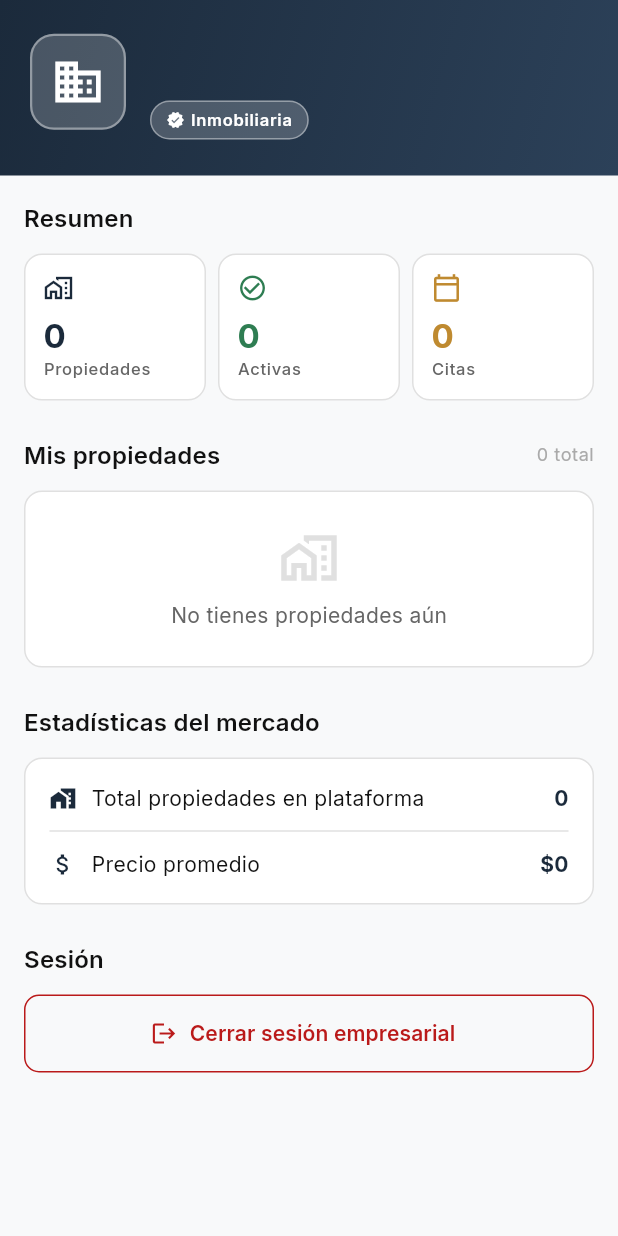
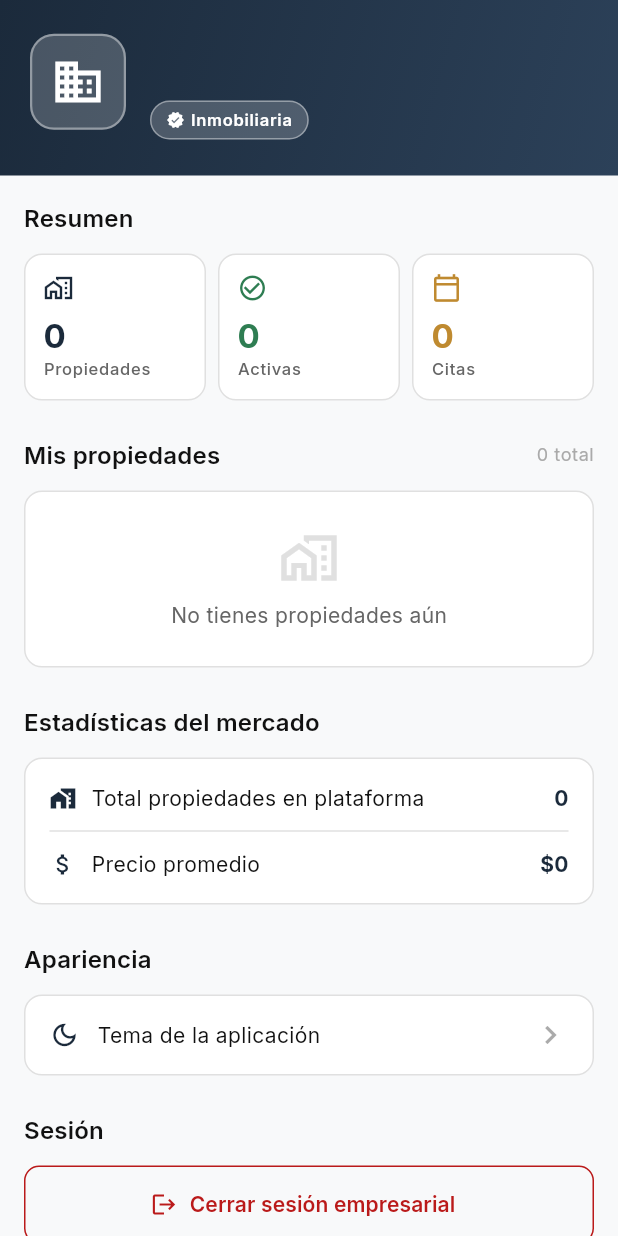
Before and after one commit to Terreneitorr/homematch, a Flutter app: the AgencyProfileView screen opened directly, on a phone screen of 412 x 824 dp. Run offline on Flutter 3.47's test engine with Material 3 defaults, Android fonts, the phone set to English and light mode, and no system bars; our stand-ins replace cached_network_image, device_preview, dio, firebase_core, firebase_messaging, flutter_secure_storage and 4 more; missing offline and left inert: flutter_stripe; accounts and stored records are empty; network calls fail.

```diff
--- a/lib/features/auth/data/datasources/auth_remote_datasource.dart
+++ b/lib/features/auth/data/datasources/auth_remote_datasource.dart
@@ -2,6 +2,7 @@ import 'package:google_sign_in/google_sign_in.dart';
 import 'package:dio/dio.dart';
 import '../../../../core/network/dio_client.dart';
 import '../models/user_model.dart';
+import 'package:flutter/foundation.dart';
 
 abstract class AuthRemoteDataSource {
   Future<UserModel> loginWithGoogle({String role});
@@ -17,6 +18,7 @@ class AuthRemoteDataSourceImpl implements AuthRemoteDataSource {
 
   final GoogleSignIn _googleSignIn = GoogleSignIn(
     serverClientId: '578896202911-4fhr5j0fffmkgeh9kcqng1b6gug125jl.apps.googleusercontent.com',
+    clientId: kIsWeb ? '578896202911-5b6qomkqo72eg1vdh472gbkns03rpfp1.apps.googleusercontent.com' : null,
     scopes: ['email', 'profile'],
   );
 
--- a/lib/features/favorites/presentation/views/favorites_view.dart
+++ b/lib/features/favorites/presentation/views/favorites_view.dart
@@ -47,8 +47,8 @@ class FavoritesView extends StatelessWidget {
       )
           : GridView.builder(
         padding: const EdgeInsets.all(16),
-        gridDelegate: const SliverGridDelegateWithFixedCrossAxisCount(
-          crossAxisCount: 2,
+        gridDelegate: const SliverGridDelegateWithMaxCrossAxisExtent(
+          maxCrossAxisExtent: 200,
           crossAxisSpacing: 12,
           mainAxisSpacing: 12,
           childAspectRatio: 0.62,
--- a/lib/features/profile/presentation/views/agency_profile_view.dart
+++ b/lib/features/profile/presentation/views/agency_profile_view.dart
@@ -2,6 +2,7 @@ import 'package:flutter/material.dart';
 import 'package:google_fonts/google_fonts.dart';
 import 'package:provider/provider.dart';
 import '../../../../core/network/dio_client.dart';
+import '../../../../core/theme/theme_selector_sheet.dart';
 import '../../../auth/presentation/viewmodels/auth_viewmodel.dart';
 
 class AgencyProfileView extends StatefulWidget {
@@ -330,6 +331,40 @@ class _AgencyProfileViewState extends State<AgencyProfileView> {
                     ),
                     const SizedBox(height: 24),
 
+                    // Apariencia
+                    Text('Apariencia', style: theme.textTheme.titleMedium),
+                    const SizedBox(height: 12),
+                    InkWell(
+                      onTap: () => showThemeSelectorSheet(context),
+                      borderRadius: BorderRadius.circular(12),
+                      child: Container(
+                        padding: const EdgeInsets.symmetric(
+                            horizontal: 16, vertical: 14),
+                        decoration: BoxDecoration(
+                          color: theme.colorScheme.surfaceContainerLowest,
+                          borderRadius: BorderRadius.circular(12),
+                          border: Border.all(
+                              color: theme.colorScheme.outlineVariant),
+                        ),
+                        child: Row(
+                          children: [
+                            Icon(Icons.dark_mode_outlined,
+                                size: 20, color: theme.colorScheme.primary),
+                            const SizedBox(width: 12),
+                            Expanded(
+                              child: Text(
+                                'Tema de la aplicación',
+                                style: theme.textTheme.bodyMedium,
+                              ),
+                            ),
+                            Icon(Icons.chevron_right,
+                                color: theme.colorScheme.outline),
+                          ],
+                        ),
+                      ),
+                    ),
+                    const SizedBox(height: 24),
+
                     // Sesión
                     Text('Sesión', style: theme.textTheme.titleMedium),
                     const SizedBox(height: 12),
--- a/lib/features/search/presentation/views/search_view.dart
+++ b/lib/features/search/presentation/views/search_view.dart
@@ -181,8 +181,8 @@ class _SearchViewState extends State<SearchView> {
             ) : GridView.builder(
               padding: const EdgeInsets.symmetric(horizontal: 16),
               gridDelegate:
-              const SliverGridDelegateWithFixedCrossAxisCount(
-                crossAxisCount: 2,
+              const SliverGridDelegateWithMaxCrossAxisExtent(
+                maxCrossAxisExtent: 200,
                 crossAxisSpacing: 12,
                 mainAxisSpacing: 12,
                 childAspectRatio: 0.62,
--- a/pubspec.yaml
+++ b/pubspec.yaml
@@ -33,9 +33,6 @@ dependencies:
   # Google OAuth2
   google_sign_in: ^6.2.1
 
-  # Inyección de dependencias
-  get_it: ^7.6.7
-
   # Modelos / serialización
   freezed_annotation: ^2.4.1
   json_annotation: ^4.8.1
```
Also changed, not shown: lib/core/theme/theme_selector_sheet.dart (added, +149 -0 lines), lib/core/theme/theme_viewmodel.dart (added, +51 -0 lines), lib/features/auth/presentation/views/main_navigation_view.dart (+9 -39 lines), lib/features/properties/presentation/views/properties_view.dart (+10 -8 lines), lib/features/recommendations/presentation/views/recommendations_view.dart (+6 -6 lines), lib/main.dart (+16 -5 lines), pubspec.lock, 1 other file.
